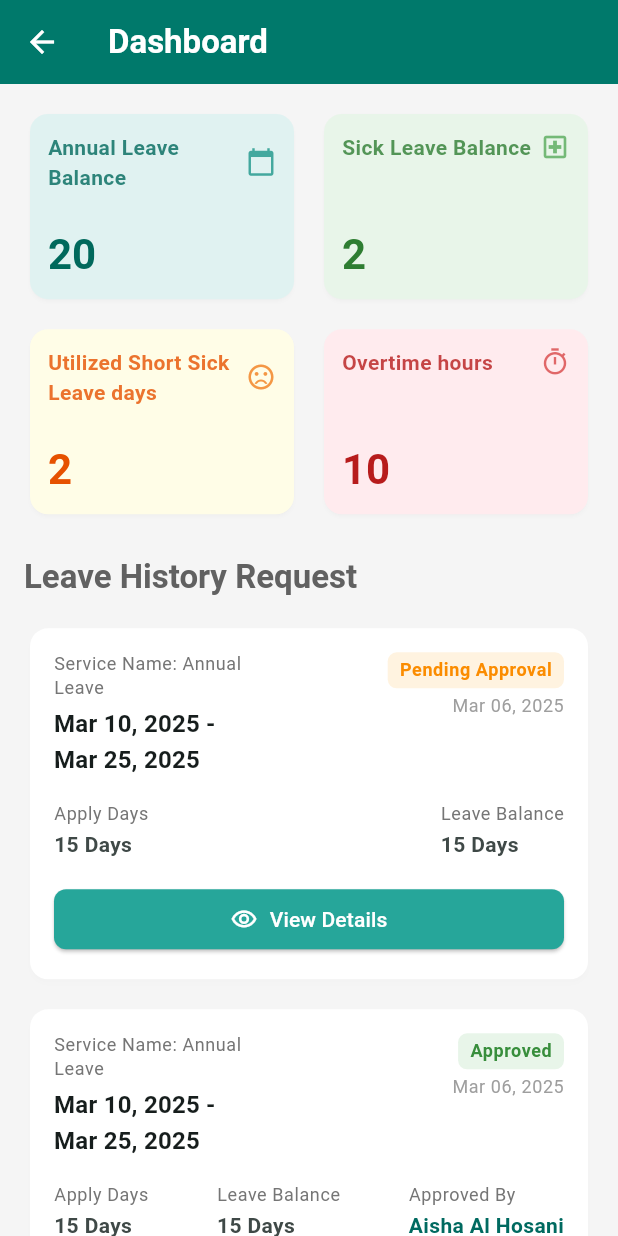
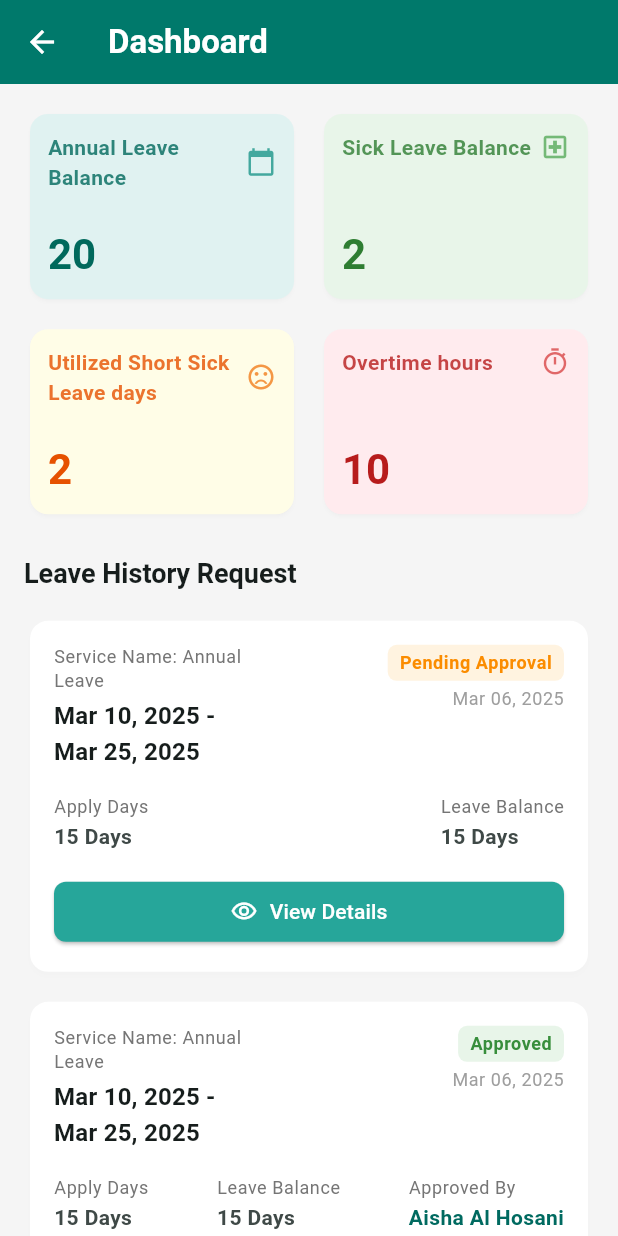
Before and after one commit to 10DECODERS/ADIC-Flutter-POC, a Flutter app: the DashboardScreen screen opened directly, on a phone screen of 412 x 824 dp. Run offline on Flutter 3.47's test engine with Material 3 defaults, Android fonts, the light colour scheme and no system bars; our stand-ins replace connectivity_plus, flutter_secure_storage, internet_connection_checker, isar, shared_preferences; missing offline and left inert: flutter_appauth; accounts and stored records are empty; generated files the repository leaves out were written again.

Commit message:
Fixed font size issue

```diff
--- a/lib/screens/dashboard/dashboard_screen.dart
+++ b/lib/screens/dashboard/dashboard_screen.dart
@@ -76,7 +76,7 @@ class DashboardScreen extends StatelessWidget {
             'Leave History Request',
             style: theme.textTheme.titleLarge?.copyWith(
               fontWeight: FontWeight.bold,
-              color: Colors.grey.shade700,
+              fontSize: 18,
             ),
           ),
           const SizedBox(height: 16),
```
